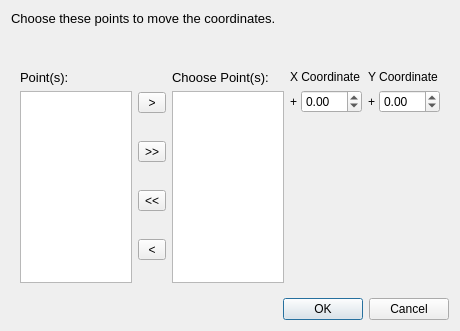
Above: core/dialog/batchMoving.ui from KmolYuan/Pyslvs-UI before the change. Below: the same form after it.
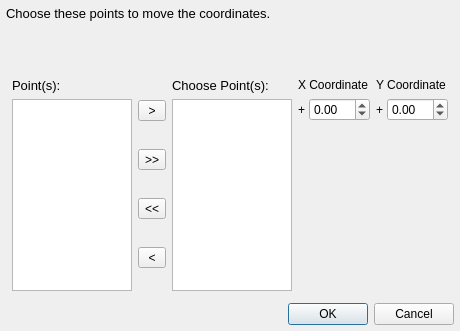
That is the form after the change. Icons and pictures are not drawn.

```diff
--- a/core/dialog/batchMoving.ui
+++ b/core/dialog/batchMoving.ui
@@ -42,6 +42,21 @@
    <bool>true</bool>
   </property>
   <layout class="QVBoxLayout" name="verticalLayout_5">
+   <property name="spacing">
+    <number>6</number>
+   </property>
+   <property name="leftMargin">
+    <number>6</number>
+   </property>
+   <property name="topMargin">
+    <number>6</number>
+   </property>
+   <property name="rightMargin">
+    <number>6</number>
+   </property>
+   <property name="bottomMargin">
+    <number>6</number>
+   </property>
    <item>
     <widget class="QLabel" name="label">
      <property name="text">
@@ -74,6 +89,21 @@
    <item>
     <widget class="QWidget" name="mainPanel" native="true">
      <layout class="QHBoxLayout" name="horizontalLayout_4">
+      <property name="spacing">
+       <number>6</number>
+      </property>
+      <property name="leftMargin">
+       <number>6</number>
+      </property>
+      <property name="topMargin">
+       <number>6</number>
+      </property>
+      <property name="rightMargin">
+       <number>6</number>
+      </property>
+      <property name="bottomMargin">
+       <number>6</number>
+      </property>
       <item>
        <layout class="QVBoxLayout" name="verticalLayout_2">
         <item>
```
Left out of the diff: 2 changed lines with no effect on the pictures.
